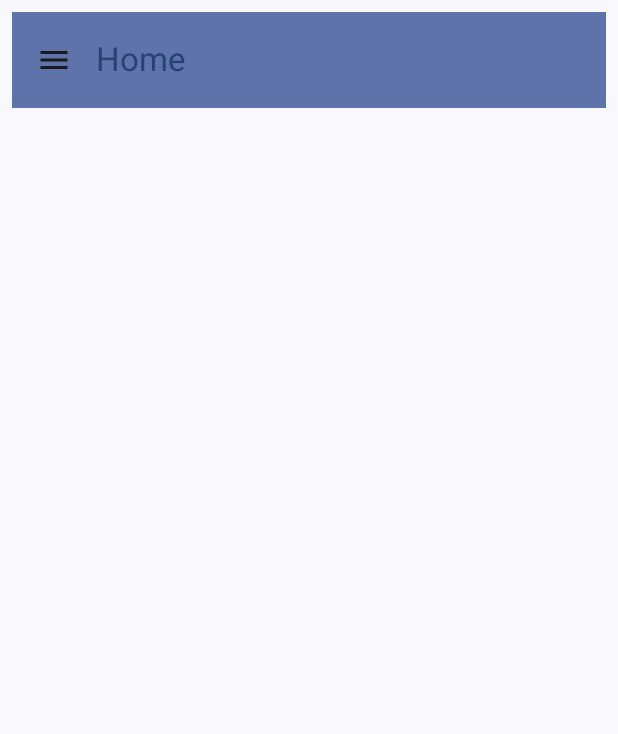
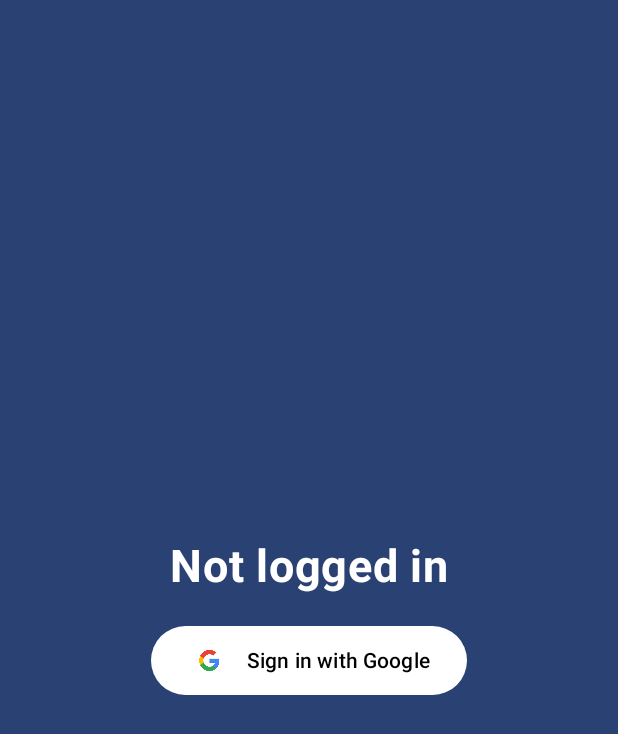
Before and after one commit to vinctechgeek/HealthPlus, an Android app built with Jetpack Compose: the screen it shows after launch (MainActivity), on a phone screen of 412 x 824 dp. Shown: the top 734 px of the screen. Run offline under Robolectric (Android 15) with nearby library versions, the phone set to English and light mode, and no system bars; our stand-ins replace Firebase (no records; nobody signed in at launch, a user with empty details on screens opened directly); pictures from the network do not load.

Commit message:
Added login

```diff
--- a/app/src/main/AndroidManifest.xml
+++ b/app/src/main/AndroidManifest.xml
@@ -1,6 +1,7 @@
 <?xml version="1.0" encoding="utf-8"?>
 <manifest xmlns:android="http://schemas.android.com/apk/res/android"
     xmlns:tools="http://schemas.android.com/tools">
+    <uses-permission android:name="android.permission.INTERNET"/>
 
     <application
         android:allowBackup="true"
@@ -10,13 +11,13 @@
         android:label="@string/app_name"
         android:roundIcon="@mipmap/ic_launcher_round"
         android:supportsRtl="true"
-        android:theme="@style/Theme.HealthPlus"
+        android:theme="@style/Theme.GoogleAuthFireBase"
         tools:targetApi="31">
         <activity
             android:name=".MainActivity"
             android:exported="true"
             android:label="@string/app_name"
-            android:theme="@style/Theme.HealthPlus">
+            android:theme="@style/Theme.GoogleAuthFireBase">
             <intent-filter>
                 <action android:name="android.intent.action.MAIN" />
 
--- /dev/null
+++ b/app/src/main/java/com/example/googleauthfirebase/HomeScreen.kt
@@ -0,0 +1,155 @@
+package com.example.googleauthfirebase
+
+import android.content.Intent
+import androidx.activity.compose.ManagedActivityResultLauncher
+import androidx.activity.compose.rememberLauncherForActivityResult
+import androidx.activity.result.ActivityResult
+import androidx.activity.result.ActivityResultLauncher
+import androidx.activity.result.contract.ActivityResultContract
+import androidx.activity.result.contract.ActivityResultContracts
+import androidx.compose.foundation.Image
+import androidx.compose.foundation.background
+import androidx.compose.foundation.layout.Arrangement
+import androidx.compose.foundation.layout.Column
+import androidx.compose.foundation.layout.Row
+import androidx.compose.foundation.layout.Spacer
+import androidx.compose.foundation.layout.fillMaxSize
+import androidx.compose.foundation.layout.height
+import androidx.compose.foundation.layout.size
+import androidx.compose.foundation.layout.width
+import androidx.compose.foundation.shape.CircleShape
+import androidx.compose.material3.Button
+import androidx.compose.material3.ButtonDefaults
+import androidx.compose.material3.MaterialTheme
+import androidx.compose.material3.Text
+import androidx.compose.runtime.Composable
+import androidx.compose.runtime.getValue
+import androidx.compose.runtime.mutableStateOf
+import androidx.compose.runtime.remember
+import androidx.compose.runtime.rememberCoroutineScope
+import androidx.compose.runtime.setValue
+import androidx.compose.ui.Alignment
+import androidx.compose.ui.Modifier
+import androidx.compose.ui.draw.clip
+import androidx.compose.ui.graphics.Color
+import androidx.compose.ui.input.pointer.PointerIcon.Companion.Text
+import androidx.compose.ui.platform.LocalContext
+import androidx.compose.ui.res.painterResource
+import androidx.compose.ui.res.stringResource
+import androidx.compose.ui.text.font.FontWeight
+import androidx.compose.ui.unit.dp
+import androidx.compose.ui.unit.sp
+import coil.compose.AsyncImage
+import com.google.android.gms.auth.api.signin.GoogleSignIn
+import com.google.android.gms.auth.api.signin.GoogleSignInOptions
+import com.google.android.gms.common.api.ApiException
+import com.google.firebase.auth.ktx.auth
+import com.google.firebase.ktx.Firebase
+import com.google.firebase.auth.AuthResult
+import com.google.firebase.auth.GoogleAuthProvider
+import kotlinx.coroutines.launch
+import kotlinx.coroutines.tasks.await
+import okhttp3.internal.wait
+
+@Composable
+fun HomeScreen() {
+    var user by remember { mutableStateOf(Firebase.auth.currentUser)}
+    var launcher = authLuncher(
+        onAuthComplete = {result ->
+                         user = result.user
+        }
+        , onAuthError = {
+            user = null
+        })
+    val token = stringResource(R.string.web_id)
+    val context = LocalContext.current
+
+
+    Column(
+        horizontalAlignment = Alignment.CenterHorizontally,
+        verticalArrangement = Arrangement.Center,
+        modifier = Modifier
+            .fillMaxSize()
+            .background(MaterialTheme.colorScheme.primary)
+
+    ) {
+        if (user == null) {
+            Text(
+                text = "Not logged in",
+                fontSize = 30.sp,
+                fontWeight = FontWeight.Bold,
+                color = Color.White
+            )
+            Spacer(modifier = Modifier.height(20.dp))
+            Button(onClick = {
+                val gso = GoogleSignInOptions.Builder(GoogleSignInOptions.DEFAULT_SIGN_IN)
+                    .requestIdToken(token)
+                    .requestEmail()
+                    .build()
+                val gsc = GoogleSignIn.getClient(context, gso)
+                launcher.launch(gsc.signInIntent) }
+            , colors = ButtonDefaults.buttonColors(Color.White)
+            ) {
+                Row(
+                    verticalAlignment = Alignment.CenterVertically
+                ){
+                    Image(
+                        painter = painterResource(id = R.drawable.google) ,
+                        contentDescription = null,
+                        modifier = Modifier.size(30.dp)
+                    )
+                    Spacer(Modifier.width(10.dp))
+                    Text(text = "Sign in with Google",color = Color.Black)
+
+                }
+            }
+        }
+        else{
+            AsyncImage(
+                model = "${user!!.photoUrl}",
+                contentDescription ="" ,
+                modifier = Modifier
+                    .size(100.dp)
+                    .clip(CircleShape)
+            )
+            Text(text = "${user!!.displayName}",
+                fontSize = 30.sp,
+                fontWeight = FontWeight.Bold,
+                color = Color.White
+            )
+            Spacer(modifier = Modifier.height(20.dp))
+            Button(onClick = {
+                             Firebase.auth.signOut()
+                             user = null
+                             },
+                colors = ButtonDefaults.buttonColors(Color.White)){
+                Text(
+                    text = "Sign Out",
+                    color = Color.Black
+                )
+            }
+        }
+
+    }
+}
+
+@Composable
+fun authLuncher(
+    onAuthComplete: (AuthResult) -> Unit,
+    onAuthError: (ApiException) -> Unit
+    ): ManagedActivityResultLauncher<Intent, ActivityResult> {
+    val scope = rememberCoroutineScope()
+    return rememberLauncherForActivityResult(ActivityResultContracts.StartActivityForResult()) { result ->
+        val task = GoogleSignIn.getSignedInAccountFromIntent(result.data)
+        try {
+            val account = task.getResult(ApiException::class.java)!!
+            val credential = GoogleAuthProvider.getCredential(account.idToken!!,null)
+            scope.launch {
+                val authResult = Firebase.auth.signInWithCredential(credential).await()
+                onAuthComplete(authResult)
+            }
+        }catch (e: ApiException) {
+            onAuthError(e)
+        }
+    }
+}
--- /dev/null
+++ b/app/src/main/java/com/example/googleauthfirebase/MainActivity.kt
@@ -0,0 +1,30 @@
+package com.example.googleauthfirebase
+
+import android.os.Bundle
+import androidx.activity.ComponentActivity
+import androidx.activity.compose.setContent
+import androidx.compose.foundation.layout.fillMaxSize
+import androidx.compose.material3.MaterialTheme
+import androidx.compose.material3.Surface
+import androidx.compose.material3.Text
+import androidx.compose.runtime.Composable
+import androidx.compose.ui.Modifier
+import androidx.compose.ui.tooling.preview.Preview
+import com.example.googleauthfirebase.ui.theme.GoogleAuthFireBaseTheme
+
+class MainActivity : ComponentActivity() {
+    override fun onCreate(savedInstanceState: Bundle?) {
+        super.onCreate(savedInstanceState)
+        setContent {
+            GoogleAuthFireBaseTheme {
+                // A surface container using the 'background' color from the theme
+                Surface(
+                    modifier = Modifier.fillMaxSize(),
+                    color = MaterialTheme.colorScheme.background
+                ) {
+                   HomeScreen()
+                }
+            }
+        }
+    }
+}
--- /dev/null
+++ b/app/src/main/java/com/example/googleauthfirebase/ui/theme/Color.kt
@@ -0,0 +1,11 @@
+package com.example.googleauthfirebase.ui.theme
+
+import androidx.compose.ui.graphics.Color
+
+val Purple80 = Color(0xFFD0BCFF)
+val PurpleGrey80 = Color(0xFFCCC2DC)
+val Pink80 = Color(0xFFEFB8C8)
+
+val Purple40 = Color(0xFF6650a4)
+val PurpleGrey40 = Color(0xFF625b71)
+val Pink40 = Color(0xFF7D5260)
--- /dev/null
+++ b/app/src/main/java/com/example/googleauthfirebase/ui/theme/Theme.kt
@@ -0,0 +1,70 @@
+package com.example.googleauthfirebase.ui.theme
+
+import android.app.Activity
+import android.os.Build
+import androidx.compose.foundation.isSystemInDarkTheme
+import androidx.compose.material3.MaterialTheme
+import androidx.compose.material3.darkColorScheme
+import androidx.compose.material3.dynamicDarkColorScheme
+import androidx.compose.material3.dynamicLightColorScheme
+import androidx.compose.material3.lightColorScheme
+import androidx.compose.runtime.Composable
+import androidx.compose.runtime.SideEffect
+import androidx.compose.ui.graphics.toArgb
+import androidx.compose.ui.platform.LocalContext
+import androidx.compose.ui.platform.LocalView
+import androidx.core.view.WindowCompat
+
+private val DarkColorScheme = darkColorScheme(
+    primary = Purple80,
+    secondary = PurpleGrey80,
+    tertiary = Pink80
+)
+
+private val LightColorScheme = lightColorScheme(
+    primary = Purple40,
+    secondary = PurpleGrey40,
+    tertiary = Pink40
+
+    /* Other default colors to override
+    background = Color(0xFFFFFBFE),
+    surface = Color(0xFFFFFBFE),
+    onPrimary = Color.White,
+    onSecondary = Color.White,
+    onTertiary = Color.White,
+    onBackground = Color(0xFF1C1B1F),
+    onSurface = Color(0xFF1C1B1F),
+    */
+)
+
+@Composable
+fun GoogleAuthFireBaseTheme(
+    darkTheme: Boolean = isSystemInDarkTheme(),
+    // Dynamic color is available on Android 12+
+    dynamicColor: Boolean = true,
+    content: @Composable () -> Unit
+) {
+    val colorScheme = when {
+        dynamicColor && Build.VERSION.SDK_INT >= Build.VERSION_CODES.S -> {
+            val context = LocalContext.current
+            if (darkTheme) dynamicDarkColorScheme(context) else dynamicLightColorScheme(context)
+        }
+
+        darkTheme -> DarkColorScheme
+        else -> LightColorScheme
+    }
+    val view = LocalView.current
+    if (!view.isInEditMode) {
+        SideEffect {
+            val window = (view.context as Activity).window
+            window.statusBarColor = colorScheme.primary.toArgb()
+            WindowCompat.getInsetsController(window, view).isAppearanceLightStatusBars = darkTheme
+        }
+    }
+
+    MaterialTheme(
+        colorScheme = colorScheme,
+        typography = Typography,
+        content = content
+    )
+}
--- /dev/null
+++ b/app/src/main/java/com/example/googleauthfirebase/ui/theme/Type.kt
@@ -0,0 +1,34 @@
+package com.example.googleauthfirebase.ui.theme
+
+import androidx.compose.material3.Typography
+import androidx.compose.ui.text.TextStyle
+import androidx.compose.ui.text.font.FontFamily
+import androidx.compose.ui.text.font.FontWeight
+import androidx.compose.ui.unit.sp
+
+// Set of Material typography styles to start with
+val Typography = Typography(
+    bodyLarge = TextStyle(
+        fontFamily = FontFamily.Default,
+        fontWeight = FontWeight.Normal,
+        fontSize = 16.sp,
+        lineHeight = 24.sp,
+        letterSpacing = 0.5.sp
+    )
+    /* Other default text styles to override
+    titleLarge = TextStyle(
+        fontFamily = FontFamily.Default,
+        fontWeight = FontWeight.Normal,
+        fontSize = 22.sp,
+        lineHeight = 28.sp,
+        letterSpacing = 0.sp
+    ),
+    labelSmall = TextStyle(
+        fontFamily = FontFamily.Default,
+        fontWeight = FontWeight.Medium,
+        fontSize = 11.sp,
+        lineHeight = 16.sp,
+        letterSpacing = 0.5.sp
+    )
+    */
+)
--- a/app/src/main/res/values/strings.xml
+++ b/app/src/main/res/values/strings.xml
@@ -1,3 +1,4 @@
 <resources>
-    <string name="app_name">HealthPlus</string>
+    <string name="app_name">GoogleAuthFireBase</string>
+    <string name="web_id">571008224343-jmhfj40evlrhml5pm9utjavec41ge2ul.apps.googleusercontent.com</string>
 </resources>
--- a/app/src/main/res/values/themes.xml
+++ b/app/src/main/res/values/themes.xml
@@ -1,5 +1,5 @@
 <?xml version="1.0" encoding="utf-8"?>
 <resources>
 
-    <style name="Theme.HealthPlus" parent="android:Theme.Material.Light.NoActionBar" />
+    <style name="Theme.GoogleAuthFireBase" parent="android:Theme.Material.Light.NoActionBar" />
 </resources>
--- a/gradle.properties
+++ b/gradle.properties
@@ -8,8 +8,8 @@
 # The setting is particularly useful for tweaking memory settings.
 org.gradle.jvmargs=-Xmx2048m -Dfile.encoding=UTF-8
 # When configured, Gradle will run in incubating parallel mode.
-# This option should only be used with decoupled projects. For more details, visit
-# https://developer.android.com/r/tools/gradle-multi-project-decoupled-projects
+# This option should only be used with decoupled projects. More details, visit
+# http://www.gradle.org/docs/current/userguide/multi_project_builds.html#sec:decoupled_projects
 # org.gradle.parallel=true
 # AndroidX package structure to make it clearer which packages are bundled with the
 # Android operating system, and which are packaged with your app's APK
```
Also changed, not shown: app/build.gradle.kts (+23 -20 lines), build.gradle.kts (+7 -2 lines), settings.gradle.kts (+2 -8 lines), app/src/main/res/drawable/google.png (added), gradle/wrapper/gradle-wrapper.properties, 5 other files.
